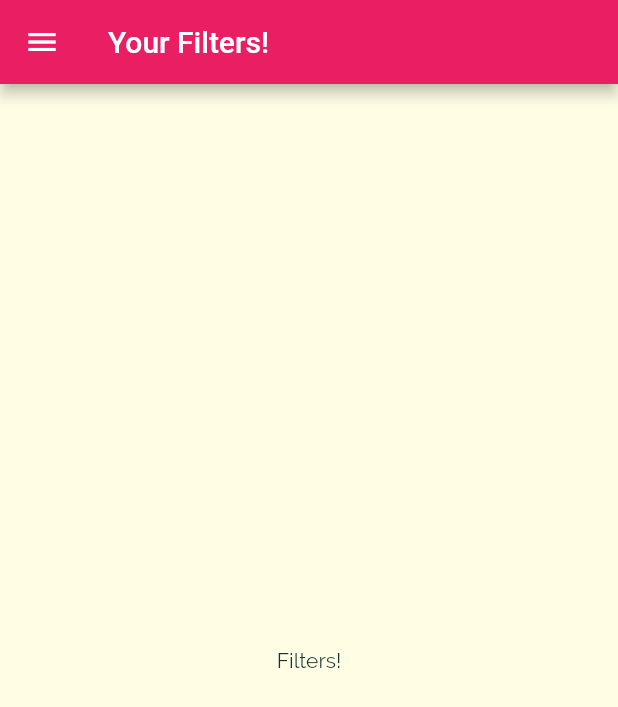
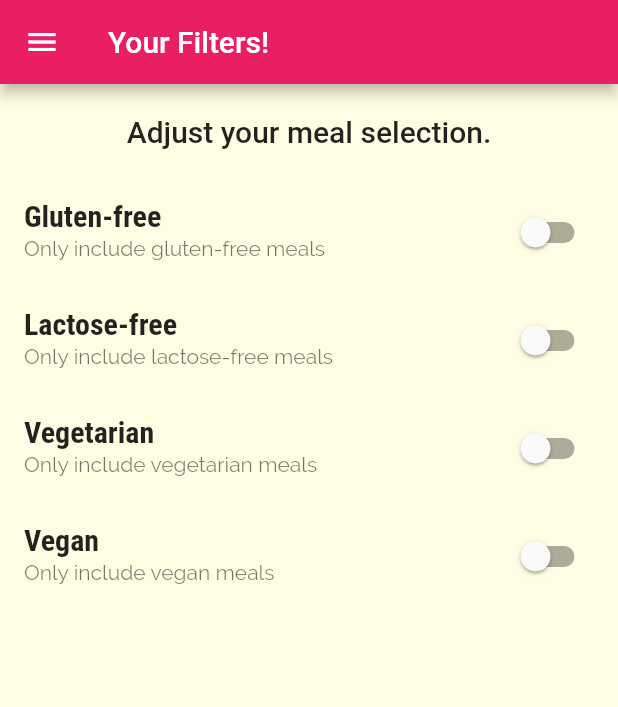
Before and after one commit to muhammedrishadpe/DeliMeals_App, a Flutter app: the FiltersScreen screen opened by its route, on a phone screen of 412 x 824 dp. Shown: the top 707 px of the screen. Run offline on Flutter 3.47's test engine with Material 2 defaults, Android fonts, the phone set to English and light mode, and no system bars.

Commit message:
Adding filter Switches

```diff
--- a/delimeals_app/lib/screens/filters_screen.dart
+++ b/delimeals_app/lib/screens/filters_screen.dart
@@ -1,8 +1,31 @@
 import '../widgets/main_drawer.dart';
 import 'package:flutter/material.dart';
 
-class FiltersScreen extends StatelessWidget {
+class FiltersScreen extends StatefulWidget {
   static const routeName = '/filters';
+
+  @override
+  State<FiltersScreen> createState() => _FiltersScreenState();
+}
+
+class _FiltersScreenState extends State<FiltersScreen> {
+  bool _glutenFree = false;
+  bool _vegetarian = false;
+  bool _vegan = false;
+  bool _lactoseFree = false;
+
+  Widget _buildSwitchListTitle(String title, String description,
+      bool currentValue, Function updateValue) {
+    return SwitchListTile(
+      title: Text(title),
+      value: currentValue,
+      subtitle: Text(
+        description,
+      ),
+      onChanged: updateValue,
+    );
+  }
+
   @override
   Widget build(BuildContext context) {
     return Scaffold(
@@ -10,8 +33,70 @@
         title: Text('Your Filters!'),
       ),
       drawer: MainDrawer(),
-      body: Center(
-        child: Text('Filters!'),
+      body: Column(
+        children: <Widget>[
+          Container(
+            padding: EdgeInsets.all(20),
+            child: Text(
+              'Adjust your meal selection.',
+              style: Theme.of(context).textTheme.headline6,
+            ),
+          ),
+          Expanded(
+            child: ListView(
+              children: <Widget>[
+                _buildSwitchListTitle(
+                  'Gluten-free',
+                  'Only include gluten-free meals',
+                  _glutenFree,
+                  (newValue) {
+                    setState(
+                      () {
+                        _glutenFree = newValue;
+                      },
+                    );
+                  },
+                ),
+                _buildSwitchListTitle(
+                  'Lactose-free',
+                  'Only include lactose-free meals',
+                  _lactoseFree,
+                  (newValue) {
+                    setState(
+                      () {
+                        _lactoseFree = newValue;
+                      },
+                    );
+                  },
+                ),
+                _buildSwitchListTitle(
+                  'Vegetarian',
+                  'Only include vegetarian meals',
+                  _vegetarian,
+                  (newValue) {
+                    setState(
+                      () {
+                        _vegetarian = newValue;
+                      },
+                    );
+                  },
+                ),
+                _buildSwitchListTitle(
+                  'Vegan',
+                  'Only include vegan meals',
+                  _vegan,
+                  (newValue) {
+                    setState(
+                      () {
+                        _vegan = newValue;
+                      },
+                    );
+                  },
+                ),
+              ],
+            ),
+          )
+        ],
       ),
     );
   }
```
